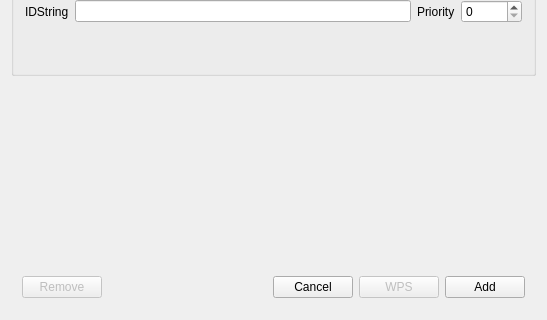
Above: src/networkconfig.ui from loh-tar/wpa-cute before the change; both pictures show x 0 to 547 and y 781 to 1101 of the 547 by 1101 pixel window. Below: the same form after it.
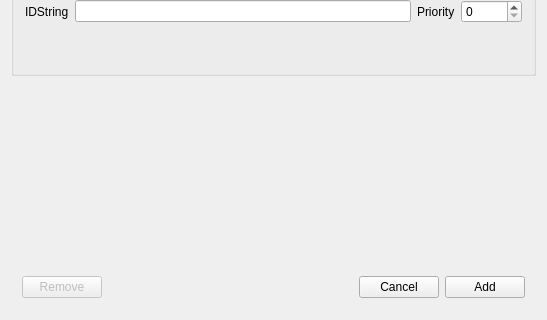
That is the form after the change.

What changed in the file:
```diff
--- a/src/networkconfig.ui
+++ b/src/networkconfig.ui
@@ -495,16 +495,6 @@
         </property>
        </widget>
       </item>
-      <item>
-       <widget class="QPushButton" name="useWpsButton">
-        <property name="enabled">
-         <bool>false</bool>
-        </property>
-        <property name="text">
-         <string>WPS</string>
-        </property>
-       </widget>
-      </item>
       <item>
        <widget class="QPushButton" name="addButton">
         <property name="text">
```
Left out of the diff: 1 changed line with no effect on the pictures.
